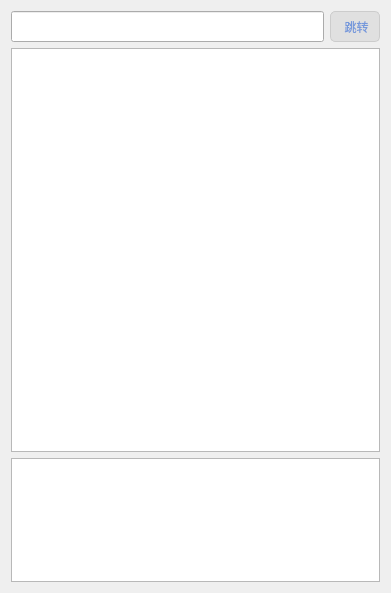
Old version of the form ui/WFileTag.ui in the repository 3548848289/SmartDesk.
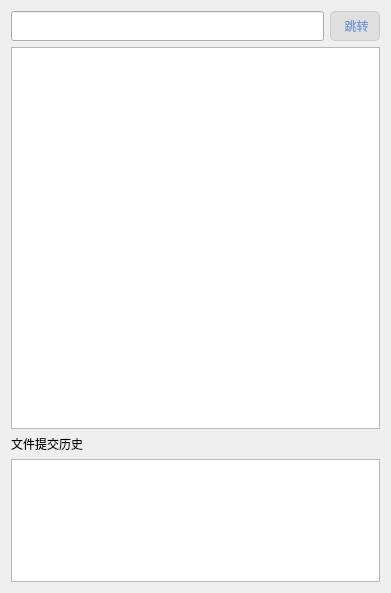
New version of the form.

Commit message: 完成历史文件的提交与读取，准备优化WFileTag的按钮点击事件

The edit to the form file:
```diff
--- a/ui/WFileTag.ui
+++ b/ui/WFileTag.ui
@@ -18,7 +18,7 @@
   </property>
   <layout class="QGridLayout" name="gridLayout">
    <item row="0" column="0">
-    <layout class="QVBoxLayout" name="verticalLayout" stretch="1,13,4">
+    <layout class="QVBoxLayout" name="verticalLayout" stretch="1,13,5">
      <item>
       <layout class="QHBoxLayout" name="horizontalLayout" stretch="7,1">
        <property name="spacing">
@@ -80,6 +80,13 @@
      </item>
      <item>
       <layout class="QVBoxLayout" name="verticalLayout_2">
+       <item>
+        <widget class="QLabel" name="label">
+         <property name="text">
+          <string>文件提交历史</string>
+         </property>
+        </widget>
+       </item>
        <item>
         <widget class="QListWidget" name="listWidget"/>
        </item>
```
The commit also changes 12 other files.
